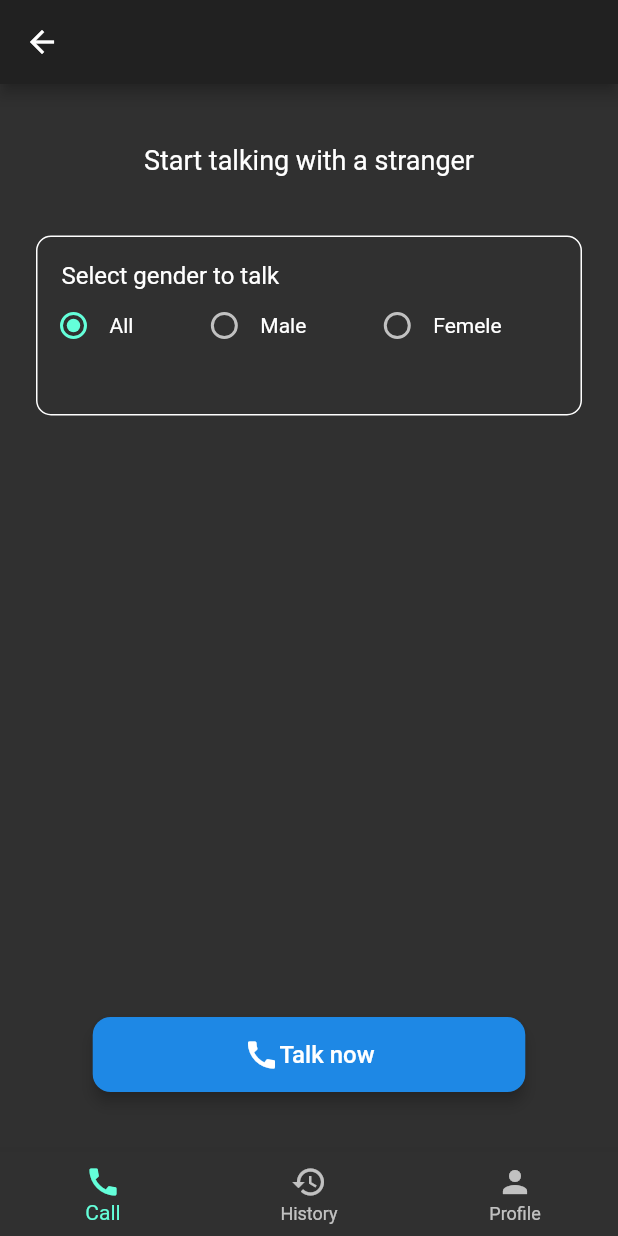
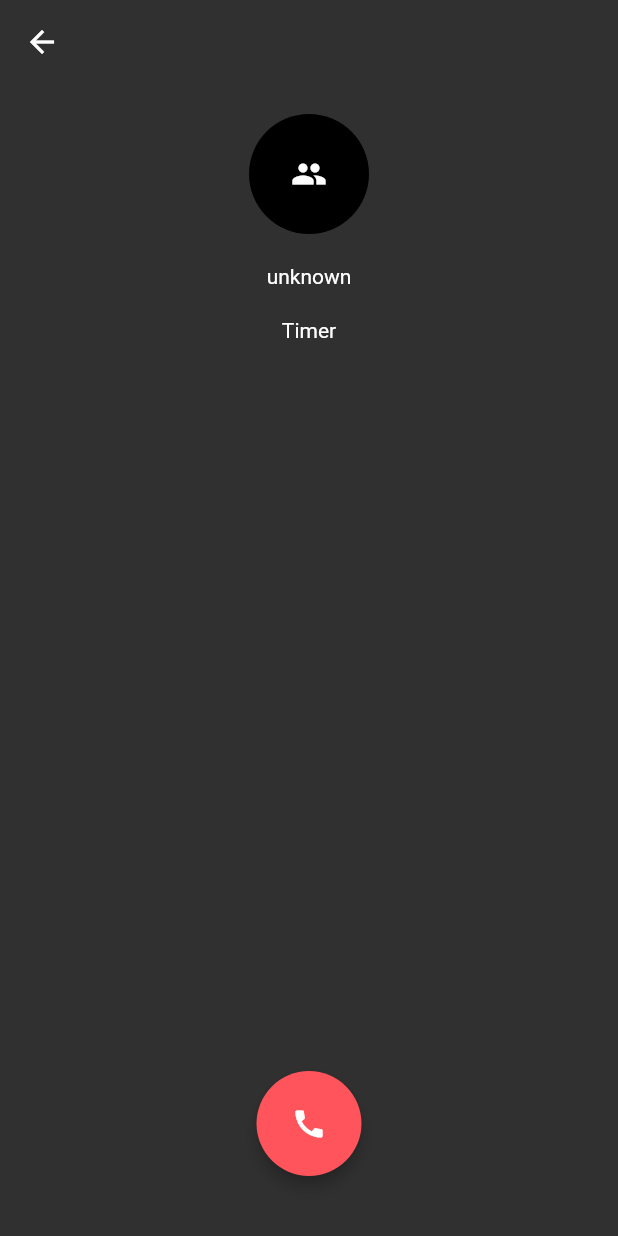
Before and after one commit to satishsoni777/hablar-client, a Flutter app: the HomePage screen opened by its route, after a tap on "Talk now", on a phone screen of 412 x 824 dp. Run offline on Flutter 3.47's test engine with Material 2 defaults, Android fonts, the phone set to English and light mode, and no system bars; our stand-ins replace equatable, firebase_auth, firebase_core, flutter_bloc, flutter_signin_button, google_sign_in and 2 more; missing offline and left inert: agora_rtc_engine, agora_rtm, dart:html, flutter_background, flutter_simple_dependency_injection, flutter_webrtc; accounts and stored records are empty; statements that could not run were skipped.

Commit message:
WIP: Dialer Screenn

```diff
--- a/lib/components/app_button.dart
+++ b/lib/components/app_button.dart
@@ -13,11 +13,13 @@ class AppButton extends StatelessWidget {
       this.loader,
       this.icon,
       this.text,
-      this.height = 50.0,
+      this.height = 40.0,
       this.shapeBorder,
       this.textStyle,
-      this.borderRadius = 12,
+      this.borderRadius = 8,
       this.buttonType = ButtonType.Fill,
+      this.width,
+      this.color,
       this.isLoading = false})
       : super(key: key);
   final VoidCallback onPressed;
@@ -33,6 +35,8 @@ class AppButton extends StatelessWidget {
   final Widget icon;
   final ButtonType buttonType;
   final double borderRadius;
+  final double width;
+  final Color color;
   ShapeBorder get getBorder {
     if (buttonType == ButtonType.Border) {
       return RoundedRectangleBorder(
@@ -46,11 +50,13 @@ class AppButton extends StatelessWidget {
   Widget build(BuildContext context) {
     return SizedBox(
       height: height,
+      width: width,
       child: MaterialButton(
         disabledElevation: 0.0,
+
         elevation: 4.0,
         color: buttonType == ButtonType.Fill
-            ? Theme.of(context).buttonColor
+            ? color??Theme.of(context).buttonColor
             : null,
         child: isLoading
             ? Column(
--- /dev/null
+++ b/lib/modules/dialer/dialer.dart
@@ -0,0 +1,52 @@
+import 'package:flutter/material.dart';
+import 'package:take_it_easy/components/app_button.dart';
+import 'package:take_it_easy/style/app_colors.dart';
+import 'package:take_it_easy/style/spacing.dart';
+
+class Dialer extends StatelessWidget {
+  const Dialer({Key key}) : super(key: key);
+
+  @override
+  Widget build(BuildContext context) {
+    return Scaffold(
+      appBar: AppBar(
+        backgroundColor: Colors.transparent,
+        elevation: 0,
+      ),
+      body: Center(
+        child: Column(
+          mainAxisAlignment: MainAxisAlignment.center,
+          crossAxisAlignment: CrossAxisAlignment.center,
+          children: [
+            Spacing.sizeBoxHt20,
+            CircleAvatar(
+              radius: 40,
+              child: Icon(Icons.people),
+            ),
+            Spacing.sizeBoxHt20,
+            Text('unknown'),
+            Spacing.sizeBoxHt20,
+            Text("Timer"),
+            const Spacer(),
+            AppButton(
+                shapeBorder: CircleBorder(),
+                child: Icon(Icons.call),
+                borderRadius: 35,
+                color: AppColors.lightRed,
+                height: 70.0,
+                width: 70),
+            Spacing.sizeBoxHt40,
+          ],
+        ),
+      ),
+    );
+  }
+
+  Widget _callActivity(BuildContext context) {
+    return Card(
+      child: Row(
+        children: [],
+      ),
+    );
+  }
+}
--- a/lib/modules/home/home.dart
+++ b/lib/modules/home/home.dart
@@ -31,12 +31,15 @@ class _HomePageState extends State<HomePage> {
   @override
   Widget build(BuildContext context) {
     final tabs = <HomeTabs, Widget>{
-      HomeTabs.Call: InitateCall(),
+      HomeTabs.Call: InitiateCall(),
       HomeTabs.History: CallHistory(),
       HomeTabs.Profile: UserProfile()
     };
     return Scaffold(
-      appBar: AppBar(),
+      appBar: AppBar(
+        elevation: 0,
+        backgroundColor: Colors.transparent,
+      ),
         bottomNavigationBar: BottomNavigationBar(
           currentIndex: homeTabs.index,
           onTap: (value) {
--- a/lib/modules/home/initiate_call_page.dart
+++ b/lib/modules/home/initiate_call_page.dart
@@ -1,19 +1,20 @@
 import 'package:flutter/material.dart';
 import 'package:take_it_easy/components/app_button.dart';
+import 'package:take_it_easy/navigation/routes.dart';
 import 'package:take_it_easy/resources/strings/app_strings.dart';
 import 'package:take_it_easy/rtc/agora_rtc/voice_call_managar.dart';
 import 'package:take_it_easy/style/app_colors.dart';
 import 'package:take_it_easy/style/font.dart';
 import 'package:take_it_easy/style/spacing.dart';
 
-class InitateCall extends StatefulWidget {
-  const InitateCall({Key key}) : super(key: key);
+class InitiateCall extends StatefulWidget {
+  const InitiateCall({Key key}) : super(key: key);
 
   @override
-  _InitateCallState createState() => _InitateCallState();
+  _InitiateCallState createState() => _InitiateCallState();
 }
 
-class _InitateCallState extends State<InitateCall> {
+class _InitiateCallState extends State<InitiateCall> {
   AgoraVoiceManager agoraVoiceManager;
 
   final TextEditingController _userName = new TextEditingController();
@@ -43,7 +44,8 @@ class _InitateCallState extends State<InitateCall> {
       width: MediaQuery.of(context).size.width * .7,
       child: AppButton(
         onPressed: () {
-          _callNow();
+          Navigator.pushNamed(context, Routes.dialer);
+          // _callNow();
         },
         icon: Icon(Icons.call),
         text: "Talk now",
--- a/lib/modules/profile/profile.dart
+++ b/lib/modules/profile/profile.dart
@@ -8,6 +8,7 @@ import 'package:take_it_easy/di/di_initializer.dart';
 import 'package:take_it_easy/modules/authentication/model/gmail_user_data.dart';
 import 'package:take_it_easy/storage/shared_storage.dart';
 import 'package:take_it_easy/style/font.dart';
+import 'package:take_it_easy/style/spacing.dart';
 
 import '../../flutter_auth.dart';
 
@@ -66,7 +67,7 @@ class UserProfile extends StatelessWidget with FlutterAtuh {
 
   Widget _logOutCta() {
     return Padding(
-      padding: const EdgeInsets.all(8.0),
+      padding: const EdgeInsets.all(Spacing.marginLarge),
       child: AppButton(
         onPressed: () {
           logOut();
--- a/lib/navigation/routes.dart
+++ b/lib/navigation/routes.dart
@@ -2,6 +2,7 @@ import 'package:flutter/material.dart';
 import 'package:flutter_bloc/flutter_bloc.dart';
 import 'package:take_it_easy/di/di_initializer.dart';
 import 'package:take_it_easy/modules/authentication/view/auth.dart';
+import 'package:take_it_easy/modules/dialer/dialer.dart';
 import 'package:take_it_easy/modules/home/home.dart';
 import 'package:take_it_easy/modules/landing_page/landing_bloc/landing_page_bloc.dart';
 import 'package:take_it_easy/modules/landing_page/landing_page.dart';
@@ -17,6 +18,7 @@ class Routes {
   static const home = '/home';
   static const auth = '/auth';
   static const landingPage = '/landing_page';
+  static const dialer = '/dialer';
   static onGenerateRoute(RouteSettings routeSettings) {
     switch (routeSettings.name) {
       case auth:
@@ -27,6 +29,8 @@ class Routes {
         return MaterialPageRoute(builder: (c) {
           return HomePage();
         });
+      case dialer:
+        return MaterialPageRoute(builder: (c) => Dialer());
     }
   }
 
--- a/lib/rtc/agora_rtc/agora_channel.dart
+++ b/lib/rtc/agora_rtc/agora_channel.dart
@@ -9,12 +9,10 @@ class AgoraChannel {
   init() async {
     _agoraRtmClient = await AgoraRtmClient.createInstance(AgoraConfig.appId);
     _uid = (await DI.inject<SharedStorage>().getUserData()).uid;
-    _agoraRtmClient.login(AgoraConfig.tokenTeasy, _uid);
     _agoraRtmClient.onConnectionStateChanged = (a, v) {
 
     };
     _agoraRtmClient.onMessageReceived=(a,b){
-      print("ass");
     };
   }
 
--- a/lib/rtc/agora_rtc/voice_call_managar.dart
+++ b/lib/rtc/agora_rtc/voice_call_managar.dart
@@ -23,6 +23,8 @@ class AgoraVoiceManager {
         print("############# User joined ############# $uid");
         _uid = uid;
       },
+      requestToken: (){},
+
       leaveChannel: (RtcStats rtcStats) async {
         print("############# User leaved ############# ${rtcStats.users}");
         await _engine.sendStreamMessage(_uid, 'message');
```
